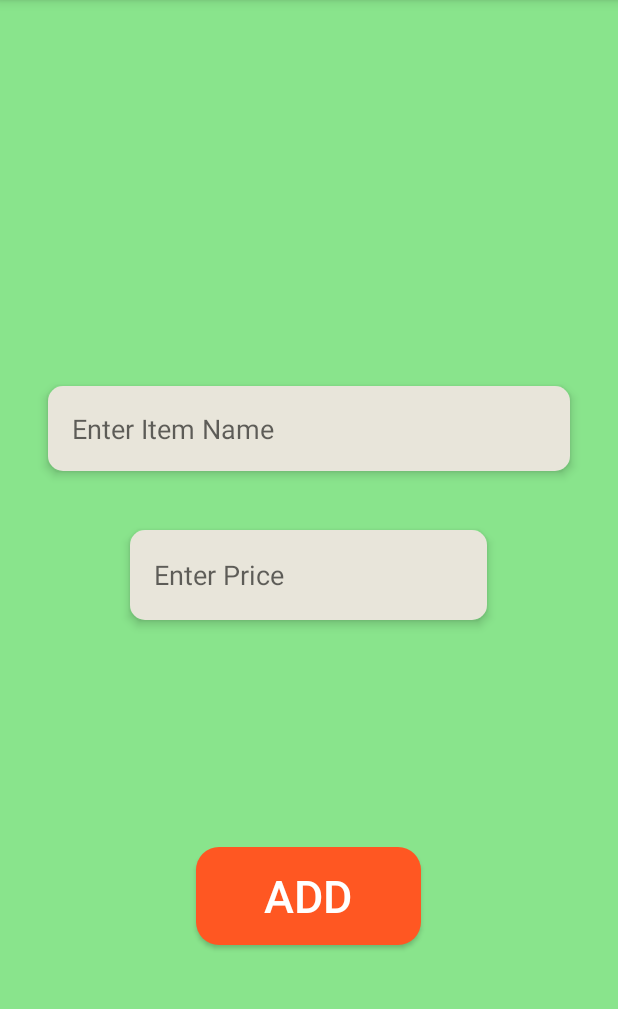
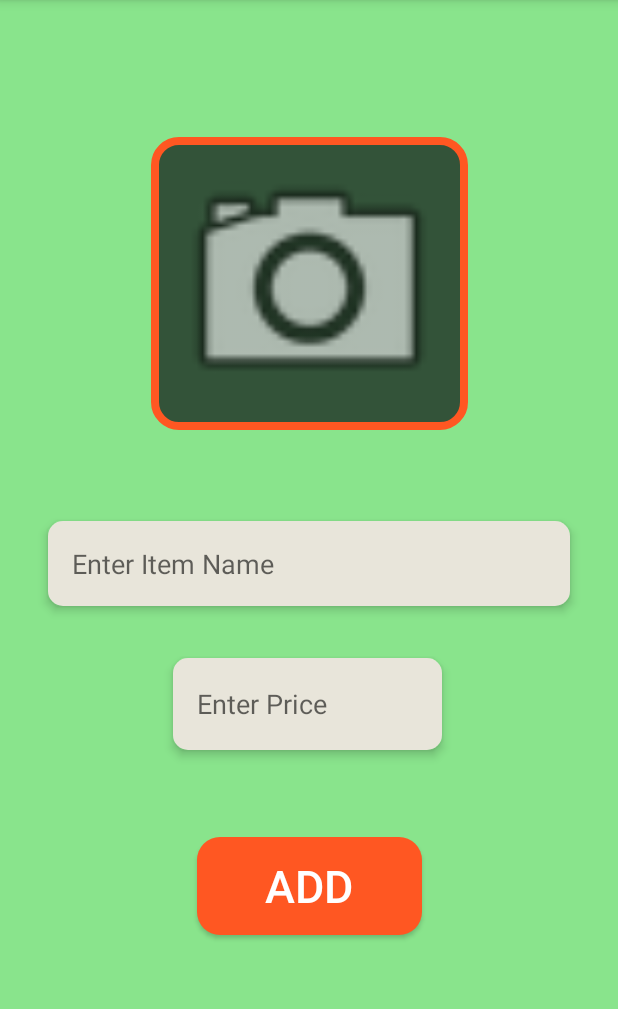
Before and after one commit to AdarshMishra9611/dukandar-pos, an Android app: the Fragment_item screen opened directly, with no data from a screen before it, after a tap on an icon or button, on a phone screen of 412 x 824 dp, the part 84-1093 px from its top. Run offline under Robolectric (Android 15) with nearby library versions, the phone set to English and light mode, and no system bars; libraries missing offline, so code that uses them is left out: com.github.dhaval2404.imagepicker; Roboto replaces fonts that are not available here; 3 statements that could not run were skipped.

Commit message:
add Imge view to item fragment and made it dynamic

```diff
--- a/app/src/main/java/com/example/dukandar20/Fragment_Add_Item.java
+++ b/app/src/main/java/com/example/dukandar20/Fragment_Add_Item.java
@@ -1,12 +1,28 @@
 package com.example.dukandar20;
 
+import static android.app.Activity.RESULT_OK;
+
+import android.content.Intent;
+import android.graphics.Bitmap;
+import android.graphics.drawable.BitmapDrawable;
+import android.net.Uri;
 import android.os.Bundle;
 
+import androidx.annotation.Nullable;
 import androidx.fragment.app.Fragment;
 
 import android.view.LayoutInflater;
 import android.view.View;
 import android.view.ViewGroup;
+import android.widget.Button;
+import android.widget.EdgeEffect;
+import android.widget.EditText;
+import android.widget.ImageView;
+
+import com.example.dukandar20.adapter.DataBaseHelper;
+import com.github.dhaval2404.imagepicker.ImagePicker;
+
+import java.io.ByteArrayOutputStream;
 
 /**
  * A simple {@link Fragment} subclass.
@@ -15,14 +31,21 @@ import android.view.ViewGroup;
  */
 public class Fragment_Add_Item extends Fragment {
 
+
+    EditText editTextItemName,editTextItemPrice;
+
+    ImageView item_image;
+    Button buttonAddItem;
+    String cat_id;
+    int IMG_REQ_CODE =100;
+
     // TODO: Rename parameter arguments, choose names that match
     // the fragment initialization parameters, e.g. ARG_ITEM_NUMBER
     private static final String ARG_PARAM1 = "param1";
     private static final String ARG_PARAM2 = "param2";
 
     // TODO: Rename and change types of parameters
-    private String mParam1;
-    private String mParam2;
+
 
     public Fragment_Add_Item() {
         // Required empty public constructor
@@ -50,19 +73,84 @@ public class Fragment_Add_Item extends Fragment {
     public void onCreate(Bundle savedInstanceState) {
         super.onCreate(savedInstanceState);
         if (getArguments() != null) {
-            mParam1 = getArguments().getString(ARG_PARAM1);
-            mParam2 = getArguments().getString(ARG_PARAM2);
+
         }
     }
 
     @Override
     public View onCreateView(LayoutInflater inflater, ViewGroup container,
                              Bundle savedInstanceState) {
+
+        // getting bundel
+         cat_id = getArguments().getString("cat_id");
         // Inflate the layout for this fragment
         View view = inflater.inflate(R.layout.fragment__add__item, container, false);
+
+        editTextItemName = view.findViewById(R.id.editTextItem);
+        editTextItemPrice = view.findViewById(R.id.editTextItemPrice);
+        item_image = view.findViewById(R.id.itemImage);
+        buttonAddItem = view.findViewById(R.id.buttonAddItem);
+
+
+
+
+
+
+        buttonAddItem.setOnClickListener(new View.OnClickListener() {
+            @Override
+            public void onClick(View view) {
+                DataBaseHelper myDB = new DataBaseHelper(getContext());
+                byte[] ibyteImage = convertToByteArray(item_image);
+
+                myDB.addItem(
+                        editTextItemName.getText().toString().trim(),// item name
+                        Integer.parseInt(editTextItemPrice.getText().toString().trim()),// item price
+                        Integer.parseInt(cat_id),
+                        ibyteImage
+
+                );
+            }
+        });
+
+
+        item_image.setOnClickListener(new View.OnClickListener() {
+            @Override
+            public void onClick(View view) {
+                ImagePicker.with(Fragment_Add_Item.this)
+                        .crop()
+                        .compress(1024)
+                        .maxResultSize(1080,1080)
+                        .start(IMG_REQ_CODE);
+            }
+        });
+
 
 
 
         return view;
     }
+
+
+    @Override
+    public void onActivityResult(int requestCode, int resultCode, @Nullable Intent data) {
+        super.onActivityResult(requestCode, resultCode, data);
+
+
+        if(resultCode == RESULT_OK){
+            if (requestCode == IMG_REQ_CODE){
+
+                Uri uri = data.getData();
+                item_image.setImageURI(uri);
+            }
+
+        }
+    }
+
+    private  byte[] convertToByteArray(ImageView imageView){
+        Bitmap bitmap = ((BitmapDrawable)imageView.getDrawable()).getBitmap();
+        ByteArrayOutputStream byteArrayOutputStream = new ByteArrayOutputStream();
+        bitmap.compress(Bitmap.CompressFormat.PNG,70,byteArrayOutputStream);
+
+        return byteArrayOutputStream.toByteArray();
+    }
 }
--- a/app/src/main/java/com/example/dukandar20/Fragment_instantAdd.java
+++ b/app/src/main/java/com/example/dukandar20/Fragment_instantAdd.java
@@ -59,6 +59,7 @@ public class Fragment_instantAdd extends Fragment {
             mParam1 = getArguments().getString(ARG_PARAM1);
             mParam2 = getArguments().getString(ARG_PARAM2);
         }
+
     }
 
     @SuppressLint("MissingInflatedId")
--- a/app/src/main/java/com/example/dukandar20/Fragment_item.java
+++ b/app/src/main/java/com/example/dukandar20/Fragment_item.java
@@ -1,5 +1,8 @@
 package com.example.dukandar20;
 
+import android.database.Cursor;
+import android.graphics.Bitmap;
+import android.graphics.BitmapFactory;
 import android.os.Bundle;
 
 import androidx.fragment.app.Fragment;
@@ -10,7 +13,9 @@ import android.view.LayoutInflater;
 import android.view.View;
 import android.view.ViewGroup;
 import android.widget.TextView;
+import android.widget.Toast;
 
+import com.example.dukandar20.adapter.DataBaseHelper;
 import com.example.dukandar20.adapter.Item_RecyclerViewAdapter;
 import com.example.dukandar20.adapter.Item_model;
 import com.google.android.material.floatingactionbutton.FloatingActionButton;
@@ -24,18 +29,35 @@ import java.util.ArrayList;
  */
 public class Fragment_item extends Fragment {
 
+
+
     // TODO: Rename parameter arguments, choose names that match
     // the fragment initialization parameters, e.g. ARG_ITEM_NUMBER
     private static final String ARG_PARAM1 = "param1";
     private static final String ARG_PARAM2 = "param2";
 
 
+
+    ArrayList<Item_model> dataset;
+    DataBaseHelper myDB;
+    RecyclerView recyclerView;
+    String cat_id  ;
+
+
+
+
+
+
+
+
+
+
+
     // TODO: Rename and change types of parameters
     private String mParam1;
     private String mParam2;
 
-    ArrayList<Item_model> dataset;
-    RecyclerView recyclerView;
+
 
     public Fragment_item() {
         // Required empty public constructor
@@ -65,12 +87,16 @@ public class Fragment_item extends Fragment {
         if (getArguments() != null) {
             mParam1 = getArguments().getString(ARG_PARAM1);
             mParam2 = getArguments().getString(ARG_PARAM2);
+
         }
     }
 
     @Override
     public View onCreateView(LayoutInflater inflater, ViewGroup container,
                              Bundle savedInstanceState) {
+
+
+        cat_id  = getArguments().getString("cat_id");
         // Inflate the layout for this fragment
         View view =    inflater.inflate(R.layout.fragment_item, container, false);
 
@@ -82,24 +108,31 @@ public class Fragment_item extends Fragment {
         ft_button.setOnClickListener(new View.OnClickListener() {
             @Override
             public void onClick(View view) {
-                ((Item_Activity) getActivity()).replace_Fragment(new Fragment_Add_Item());
+
+
+                ((Item_Activity) getActivity()).replace_Fragment(new Fragment_Add_Item(),1);
+
 
             }
         });
 
 
         //dataset
+        myDB = new DataBaseHelper(getContext());
+        dataset = new ArrayList<>();
 
-        dataset = new ArrayList<>();
-        dataset.add(new Item_model(R.drawable.a,"item1",10));
-        dataset.add(new Item_model(R.drawable.b,"item2",45));
-        dataset.add(new Item_model(R.drawable.c,"item3",69));
-        dataset.add(new Item_model(R.drawable.d,"item4", 45));
+        getItemData();
 
-        dataset.add(new Item_model(R.drawable.b,"item5",45));
-        dataset.add(new Item_model(R.drawable.c,"item6",69));
-        dataset.add(new Item_model(R.drawable.d,"item7", 45));
-        dataset.add(new Item_model(R.drawable.e,"Item8",78));
+//        dataset = new ArrayList<>();
+//        dataset.add(new Item_model(R.drawable.a,"item1",10));
+//        dataset.add(new Item_model(R.drawable.b,"item2",45));
+//        dataset.add(new Item_model(R.drawable.c,"item3",69));
+//        dataset.add(new Item_model(R.drawable.d,"item4", 45));
+//
+//        dataset.add(new Item_model(R.drawable.b,"item5",45));
+//        dataset.add(new Item_model(R.drawable.c,"item6",69));
+//        dataset.add(new Item_model(R.drawable.d,"item7", 45));
+//        dataset.add(new Item_model(R.drawable.e,"Item8",78));
 
 
         Item_RecyclerViewAdapter adapter = new Item_RecyclerViewAdapter(getContext(),dataset);
@@ -117,4 +150,23 @@ public class Fragment_item extends Fragment {
 
         return view;
     }
+
+    private  void   getItemData(){
+        Cursor cursor = myDB.readItemData(Integer.parseInt(cat_id));
+        if (cursor.getCount() == 0){
+            Toast.makeText(this.getContext(),"No Item in Category Avilable",Toast.LENGTH_SHORT).show();
+        }else {
+            while (cursor.moveToNext()){
+                byte[] iImage = cursor.getBlob(4);
+                String iName = cursor.getString(1);
+                int iPrice = cursor.getInt(2);
+                dataset.add(new Item_model(convertByteArrayToBitmap(iImage),iName,iPrice));
+            }
+        }
+
+
+    }
+    private  Bitmap convertByteArrayToBitmap(byte[] iImage){
+        return BitmapFactory.decodeByteArray(iImage,0,iImage.length);
+    }
 }
--- a/app/src/main/java/com/example/dukandar20/Item_Activity.java
+++ b/app/src/main/java/com/example/dukandar20/Item_Activity.java
@@ -37,6 +37,7 @@ public class Item_Activity extends AppCompatActivity {
     protected void onCreate(Bundle savedInstanceState) {
         super.onCreate(savedInstanceState);
         setContentView(R.layout.activity_item);
+//        getCategoryID();
         //Find view
         toolbar = findViewById(R.id.toolbar_item);
         textView = findViewById(R.id.item_title);
@@ -62,45 +63,43 @@ public class Item_Activity extends AppCompatActivity {
         });
 
 
-
-        //Fragment
-        FragmentManager fm = getSupportFragmentManager();
-        FragmentTransaction ft = fm.beginTransaction();
-        ft.replace(R.id.item_container,new Fragment_item());
-        ft.commit();
+        replace_Fragment(new Fragment_item(),0);
 
 
 
 
-        // Add DataSet
-
-//        dataset = new ArrayList<>();
-//        dataset.add(new Item_model(R.drawable.a,"item1",10));
-//        dataset.add(new Item_model(R.drawable.b,"item2",45));
-//        dataset.add(new Item_model(R.drawable.c,"item3",69));
-//        dataset.add(new Item_model(R.drawable.d,"item4", 45));
-//        dataset.add(new Item_model(R.drawable.e,"Item5",78));
 
 
-      // Adding adapter to recyclerview
-
-//        Item_RecyclerViewAdapter adapter = new Item_RecyclerViewAdapter(this,dataset);
-//
-//        GridLayoutManager layoutManager = new GridLayoutManager(this,3);
-//        recyclerView.setLayoutManager(layoutManager);
-//        recyclerView.setAdapter(adapter);
 
 
 
     }
     // to replace fragment when add item button clicked
-    public void replace_Fragment(Fragment fragment){
+    public void replace_Fragment(Fragment fragment,int flag){
 
-        getSupportFragmentManager()
-                .beginTransaction()
-                .replace(R.id.item_container,fragment)
-                .addToBackStack(null)
-                .commit();
+        FragmentManager fm = getSupportFragmentManager();
+        getCategoryID(fragment);
+        FragmentTransaction ft = fm.beginTransaction();
+        if (flag == 0){
+            ft.add( R.id.item_container,fragment);
+
+
+        }else {
+            ft.replace(R.id.item_container,fragment);
+            ft.addToBackStack(null);
+
+        }
+        ft.commit();
+
+    }
+
+    private  void getCategoryID( Fragment fragment){
+         String cat_id = getIntent().getStringExtra("cat_id");
+
+         Bundle bundle = new Bundle();
+         bundle.putString("cat_id",cat_id);
+         fragment.setArguments(bundle);
+
     }
 
 }
--- a/app/src/main/java/com/example/dukandar20/adapter/Item_RecyclerViewAdapter.java
+++ b/app/src/main/java/com/example/dukandar20/adapter/Item_RecyclerViewAdapter.java
@@ -45,7 +45,7 @@ public class Item_RecyclerViewAdapter extends RecyclerView.Adapter<Item_Recycler
       Item_model item = dataSet.get(position);
 
 
-      holder.item_imageView.setImageResource(item.item_image);
+      holder.item_imageView.setImageBitmap(item.item_image);
       holder.item_textView.setText(item.item_name);
       holder.item_price_textView.setText(String.valueOf(item.item_price));
       holder.productQuantity.setText(String.valueOf(item.productQuantity));
--- a/app/src/main/java/com/example/dukandar20/adapter/Item_model.java
+++ b/app/src/main/java/com/example/dukandar20/adapter/Item_model.java
@@ -1,9 +1,12 @@
 package com.example.dukandar20.adapter;
 
+import android.graphics.Bitmap;
+
 public class Item_model {
-    int item_image,item_price, productQuantity =0;
+    int item_price, productQuantity =0;
+    Bitmap item_image;
     String item_name;
-    public Item_model(int item_image,String item_name,int item_price){
+    public Item_model(Bitmap item_image,String item_name,int item_price){
         this.item_image =item_image;
         this.item_name = item_name;
         this.item_price = item_price;
--- a/app/src/main/java/com/example/dukandar20/add_category.java
+++ b/app/src/main/java/com/example/dukandar20/add_category.java
@@ -90,7 +90,7 @@ public class add_category extends Fragment {
             public void onClick(View view) {
                 DataBaseHelper mydb = new DataBaseHelper( getContext() );
                 byte[] imageArray = convertToByteArray(imagePicker);
-                mydb.addCategory( editTextCategory.getText().toString().trim(),imageArray);
+                mydb.addCategory( editTextCategory.getText().toString().trim(),  imageArray);
             }
         });
 
--- a/app/src/main/res/layout/fragment__add__item.xml
+++ b/app/src/main/res/layout/fragment__add__item.xml
@@ -12,27 +12,44 @@
 
     <!-- Button to add category -->
 
+    <ImageView
+        android:id="@+id/itemImage"
+        android:layout_width="211dp"
+        android:layout_height="195dp"
+        android:layout_margin="40dp"
+        android:layout_marginTop="4dp"
+        android:background="@drawable/image_border"
+
+        android:clickable="true"
+        android:src="@android:drawable/ic_menu_camera"
+        app:layout_constraintBottom_toTopOf="@+id/editTextItem"
+        app:layout_constraintEnd_toEndOf="parent"
+        app:layout_constraintStart_toStartOf="parent"
+        app:layout_constraintTop_toTopOf="parent"
+        app:layout_constraintVertical_bias="0.714" />
+
     <EditText
-        android:id="@+id/editTextItem"
-        android:layout_width="238dp"
-        android:layout_height="60dp"
+        android:id="@+id/editTextItemPrice"
+        android:layout_width="179dp"
+        android:layout_height="61dp"
         android:layout_marginStart="@dimen/dim_32"
 
         android:layout_marginEnd="@dimen/dim_32"
         android:background="@drawable/edit_text_background"
         android:elevation="4dp"
         android:hint="Enter Price"
+        android:inputType="number"
         android:padding="16dp"
         android:textColor="@color/black"
         app:layout_constraintBottom_toBottomOf="parent"
         app:layout_constraintEnd_toEndOf="parent"
         app:layout_constraintHorizontal_bias="0.495"
         app:layout_constraintStart_toStartOf="parent"
-        app:layout_constraintTop_toTopOf="parent"
-        app:layout_constraintVertical_bias="0.499" />
+        app:layout_constraintTop_toBottomOf="@+id/editTextItem"
+        app:layout_constraintVertical_bias="0.115" />
 
     <EditText
-        android:id="@+id/editText"
+        android:id="@+id/editTextItem"
         android:layout_width="match_parent"
         android:layout_height="wrap_content"
         android:layout_marginStart="@dimen/dim_32"
@@ -41,20 +58,19 @@
         android:background="@drawable/edit_text_background"
         android:elevation="4dp"
         android:hint="Enter Item Name"
+        android:padding="16dp"
         android:textColor="@color/black"
-        android:padding="16dp"
         app:layout_constraintBottom_toBottomOf="parent"
         app:layout_constraintEnd_toEndOf="parent"
         app:layout_constraintHorizontal_bias="0.0"
         app:layout_constraintStart_toStartOf="parent"
         app:layout_constraintTop_toTopOf="parent"
-        app:layout_constraintVertical_bias="0.362" />
+        app:layout_constraintVertical_bias="0.488" />
 
     <Button
-        android:id="@+id/buttonAdd"
+        android:id="@+id/buttonAddItem"
         android:layout_width="@dimen/dim_150"
         android:layout_height="@dimen/dim_65"
-        android:layout_marginTop="@dimen/dim_96"
         android:background="@drawable/button_background"
         android:elevation="4dp"
         android:paddingStart="24dp"
@@ -67,7 +83,7 @@
         app:layout_constraintBottom_toBottomOf="parent"
         app:layout_constraintEnd_toEndOf="@id/editTextItem"
         app:layout_constraintStart_toStartOf="@id/editTextItem"
-        app:layout_constraintTop_toBottomOf="@id/editTextItem"
+        app:layout_constraintTop_toBottomOf="@+id/editTextItemPrice"
         app:layout_constraintVertical_bias="0.285" />
 
 </androidx.constraintlayout.widget.ConstraintLayout>
```
Also changed, not shown: app/src/main/java/com/example/dukandar20/adapter/DataBaseHelper.java (+49 -1 lines), app/src/main/java/com/example/dukandar20/adapter/RecylerViewAdapter.java (+10 -7 lines), app/src/main/java/com/example/dukandar20/fragment_category.java (+36 -48 lines).
